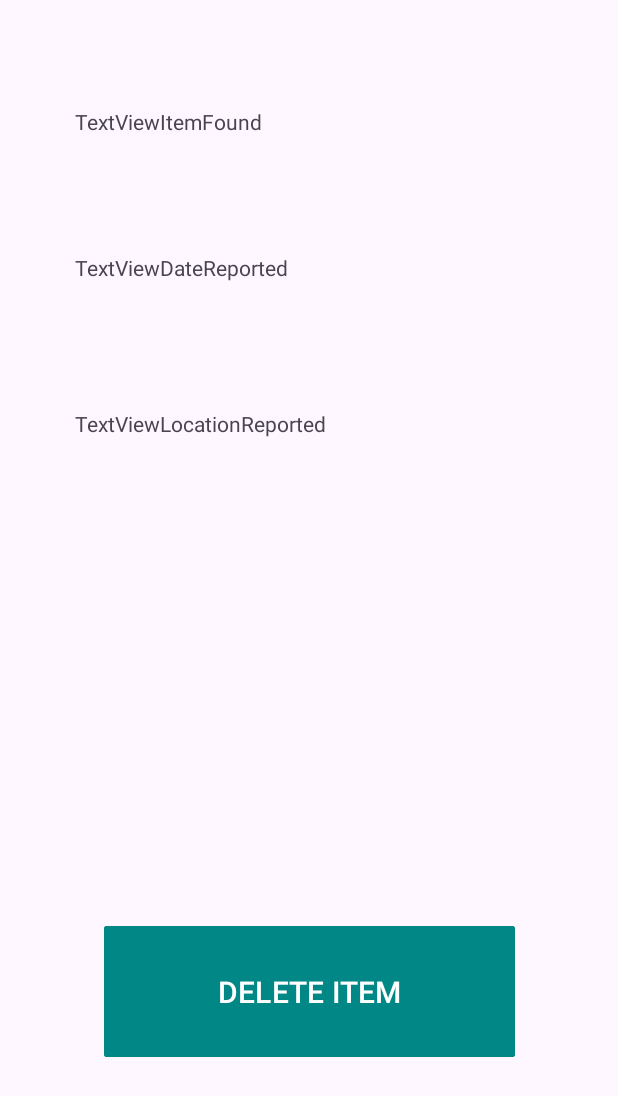
After one commit to T-MannGitHub/LostNFound, an Android app: the Delete_item screen opened directly, with no data from a screen before it, on a phone screen of 412 x 824 dp. The commit adds this screen. Shown: the top 1096 px of the screen. Run offline under Robolectric (Android 15) with nearby library versions, the phone set to English and light mode, and no system bars.

Commit message:
created delete ui and intent to get there. TODO: get row of recycler view to populate in fragment TODO: Delete the correct user_id row in DB on delete button click

```diff
--- a/app/src/main/AndroidManifest.xml
+++ b/app/src/main/AndroidManifest.xml
@@ -12,6 +12,9 @@
         android:supportsRtl="true"
         android:theme="@style/Theme.LostNFound"
         tools:targetApi="31">
+        <activity
+            android:name=".Delete_item"
+            android:exported="false" />
         <activity
             android:name=".AllItems"
             android:exported="false" />
--- /dev/null
+++ b/app/src/main/java/com/tmannapps/lostnfound/Delete_item.java
@@ -0,0 +1,34 @@
+package com.tmannapps.lostnfound;
+
+import androidx.appcompat.app.AppCompatActivity;
+
+import android.content.Intent;
+import android.os.Bundle;
+import android.view.View;
+import android.widget.Button;
+import android.widget.Toast;
+
+import com.tmannapps.lostnfound.databinding.ActivityDeleteItemBinding;
+
+public class Delete_item extends AppCompatActivity {
+    ActivityDeleteItemBinding deleteItemBinding;
+
+    @Override
+    protected void onCreate(Bundle savedInstanceState) {
+        super.onCreate(savedInstanceState);
+        deleteItemBinding = ActivityDeleteItemBinding.inflate(getLayoutInflater());
+        View view = deleteItemBinding.getRoot();
+        setContentView(deleteItemBinding.getRoot());
+
+          deleteItemBinding.buttonDeleteItem.setOnClickListener(new View.OnClickListener() {
+             @Override
+             public void onClick(View v) {
+                 //Toast.makeText(Delete_item.this, "Delete this item.", Toast.LENGTH_SHORT).show();
+                // Delete the item from the db for user_id relating to the item
+                 //PostPage.numItems -=1;
+             }
+         });
+
+
+    }
+}
--- /dev/null
+++ b/app/src/main/java/com/tmannapps/lostnfound/ItemFragment.java
@@ -0,0 +1,67 @@
+package com.tmannapps.lostnfound;
+
+import android.os.Bundle;
+
+import androidx.fragment.app.Fragment;
+
+import android.view.LayoutInflater;
+import android.view.View;
+import android.view.ViewGroup;
+import android.widget.TextView;
+
+/**
+ * A simple {@link Fragment} subclass.
+ * Use the {@link ItemFragment#newInstance} factory method to
+ * create an instance of this fragment.
+ */
+public class ItemFragment extends Fragment {
+    TextView itemFound, dateReported, locationReported;
+
+    // TODO: Rename parameter arguments, choose names that match
+    // the fragment initialization parameters, e.g. ARG_ITEM_NUMBER
+    private static final String ARG_PARAM1 = "param1";
+    private static final String ARG_PARAM2 = "param2";
+
+    // TODO: Rename and change types of parameters
+    private String mParam1;
+    private String mParam2;
+
+    public ItemFragment() {
+        // Required empty public constructor
+    }
+
+    /**
+     * Use this factory method to create a new instance of
+     * this fragment using the provided parameters.
+     *
+     * @param param1 Parameter 1.
+     * @param param2 Parameter 2.
+     * @return A new instance of fragment ItemFragment.
+     */
+    // TODO: Rename and change types and number of parameters
+    public static ItemFragment newInstance(String param1, String param2) {
+        ItemFragment fragment = new ItemFragment();
+        Bundle args = new Bundle();
+        args.putString(ARG_PARAM1, param1);
+        args.putString(ARG_PARAM2, param2);
+        fragment.setArguments(args);
+        return fragment;
+    }
+
+    @Override
+    public void onCreate(Bundle savedInstanceState) {
+        super.onCreate(savedInstanceState);
+        if (getArguments() != null) {
+            mParam1 = getArguments().getString(ARG_PARAM1);
+            mParam2 = getArguments().getString(ARG_PARAM2);
+        }
+    }
+
+    @Override
+    public View onCreateView(LayoutInflater inflater, ViewGroup container,
+                             Bundle savedInstanceState) {
+
+        // Inflate the layout for this fragment
+        return inflater.inflate(R.layout.fragment_item, container, false);
+    }
+}
--- a/app/src/main/java/com/tmannapps/lostnfound/PostPage.java
+++ b/app/src/main/java/com/tmannapps/lostnfound/PostPage.java
@@ -18,6 +18,7 @@ public class PostPage extends AppCompatActivity {
     private ActivityPostPageBinding postPageBinding;
     DatabaseHelper db;
     String lostOrFound = "";
+    public static int numItems = 0;
 
     @Override
     protected void onCreate(Bundle savedInstanceState) {
@@ -50,6 +51,7 @@ public class PostPage extends AppCompatActivity {
         String date = postPageBinding.editTextDate.getText().toString();
         String location = postPageBinding.editTextLocation.getText().toString();
         String LorF = lostOrFound;
+        numItems +=1;
 
         long result = db.insertUser(new User(id,username, phone, description, date, location, LorF));
         if (result > 0)
--- /dev/null
+++ b/app/src/main/res/layout/activity_delete_item.xml
@@ -0,0 +1,37 @@
+<?xml version="1.0" encoding="utf-8"?>
+<androidx.constraintlayout.widget.ConstraintLayout xmlns:android="http://schemas.android.com/apk/res/android"
+    xmlns:app="http://schemas.android.com/apk/res-auto"
+    xmlns:tools="http://schemas.android.com/tools"
+    android:layout_width="match_parent"
+    android:layout_height="match_parent"
+    tools:context=".Delete_item">
+
+    <androidx.fragment.app.FragmentContainerView
+        android:id="@+id/fragmentContainerView"
+        android:name="com.tmannapps.lostnfound.ItemFragment"
+        android:layout_width="411dp"
+        android:layout_height="417dp"
+        android:layout_marginBottom="127dp"
+        app:layout_constraintBottom_toTopOf="@+id/buttonDeleteItem"
+        app:layout_constraintEnd_toEndOf="parent"
+        app:layout_constraintStart_toStartOf="parent"
+        app:layout_constraintTop_toTopOf="parent" />
+
+    <Button
+        android:id="@+id/buttonDeleteItem"
+        android:layout_width="274dp"
+        android:layout_height="95dp"
+        android:layout_marginStart="69dp"
+        android:layout_marginTop="25dp"
+        android:layout_marginEnd="69dp"
+        android:layout_marginBottom="93dp"
+        android:backgroundTint="@color/design_default_color_secondary_variant"
+        android:text="@string/delete"
+        android:textSize="20sp"
+        app:cornerRadius="2dp"
+        app:layout_constraintBottom_toBottomOf="parent"
+        app:layout_constraintEnd_toEndOf="parent"
+        app:layout_constraintStart_toStartOf="parent"
+        app:layout_constraintTop_toBottomOf="@+id/fragmentContainerView" />
+
+</androidx.constraintlayout.widget.ConstraintLayout>
--- /dev/null
+++ b/app/src/main/res/layout/fragment_item.xml
@@ -0,0 +1,55 @@
+<?xml version="1.0" encoding="utf-8"?>
+<FrameLayout xmlns:android="http://schemas.android.com/apk/res/android"
+    xmlns:app="http://schemas.android.com/apk/res-auto"
+    xmlns:tools="http://schemas.android.com/tools"
+    android:layout_width="match_parent"
+    android:layout_height="match_parent"
+    tools:context=".ItemFragment">
+
+    <LinearLayout
+        android:layout_width="match_parent"
+        android:layout_height="match_parent"
+        android:orientation="vertical">
+
+        <TextView
+            android:id="@+id/textViewItemFound"
+            android:layout_width="314dp"
+            android:layout_height="53dp"
+            android:layout_marginStart="49dp"
+            android:layout_marginTop="49dp"
+            android:layout_marginEnd="49dp"
+            android:layout_marginBottom="44dp"
+            android:text="TextViewItemFound"
+            app:layout_constraintBottom_toTopOf="@+id/textViewDateReported"
+            app:layout_constraintEnd_toEndOf="parent"
+            app:layout_constraintStart_toStartOf="parent"
+            app:layout_constraintTop_toTopOf="parent" />
+
+        <TextView
+            android:id="@+id/textViewDateReported"
+            android:layout_width="314dp"
+            android:layout_height="60dp"
+            android:layout_marginStart="49dp"
+            android:layout_marginEnd="49dp"
+            android:layout_marginBottom="44dp"
+            android:text="TextViewDateReported"
+            app:layout_constraintBottom_toTopOf="@+id/textViewLocationReported"
+            app:layout_constraintEnd_toEndOf="parent"
+            app:layout_constraintStart_toStartOf="parent"
+            app:layout_constraintTop_toBottomOf="@+id/textViewItemFound" />
+
+        <TextView
+            android:id="@+id/textViewLocationReported"
+            android:layout_width="314dp"
+            android:layout_height="60dp"
+            android:layout_marginStart="49dp"
+            android:layout_marginEnd="49dp"
+            android:layout_marginBottom="100dp"
+            android:text="TextViewLocationReported"
+            app:layout_constraintBottom_toTopOf="@+id/buttonDeleteItem"
+            app:layout_constraintEnd_toEndOf="parent"
+            app:layout_constraintStart_toStartOf="parent"
+            app:layout_constraintTop_toBottomOf="@+id/textViewDateReported" />
+    </LinearLayout>
+
+</FrameLayout>
--- a/app/src/main/res/values/strings.xml
+++ b/app/src/main/res/values/strings.xml
@@ -12,5 +12,8 @@
     <string name="Location">Location</string>
     <string name="LostNFound">Lost \'N Found Items</string>
     <string name="Refresh">Show/Update Items</string>
+    <string name="delete">DELETE ITEM</string>
+    <!-- TODO: Remove or change this placeholder text -->
+    <string name="hello_blank_fragment">Hello blank fragment</string>
 
 </resources>
```
Also changed, not shown: app/src/main/java/com/tmannapps/lostnfound/AllItems.java (+31 -8 lines), app/src/main/java/com/tmannapps/lostnfound/RecyclerViewAdapter.java (+21 -7 lines).
